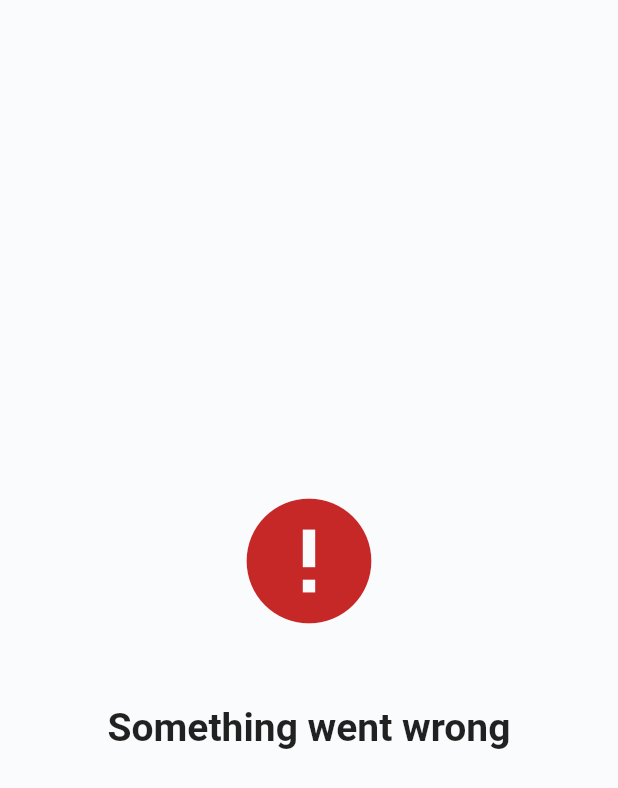
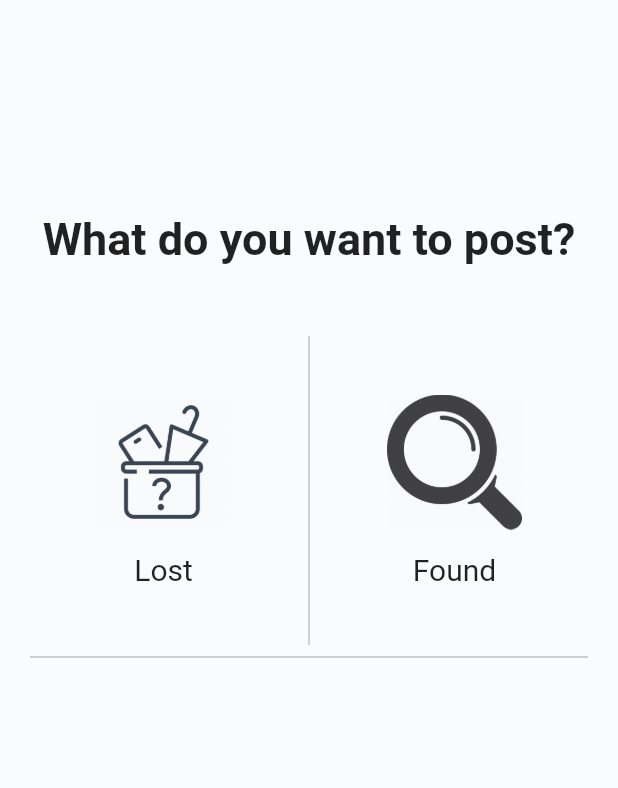
Before and after one commit to urvashi2410/LOFO, a Flutter app: the screen it shows after launch, on a phone screen of 412 x 824 dp. Shown: the top 788 px of the screen. Run offline on Flutter 3.47's test engine with Material 2 defaults, Android fonts, the light colour scheme and no system bars; our stand-ins replace firebase_auth, firebase_core, google_sign_in; accounts and stored records are empty.

Commit message:
choice page

```diff
--- /dev/null
+++ b/lofo/lib/Pages/choice_page.dart
@@ -0,0 +1,85 @@
+import 'dart:ui';
+
+import 'package:flutter/material.dart';
+import 'package:lofo/Constant/colors.dart';
+
+class ChoicePage extends StatelessWidget {
+  const ChoicePage({Key? key}) : super(key: key);
+
+  @override
+  Widget build(BuildContext context) {
+    return Scaffold(
+      backgroundColor: AppColors().bg,
+      body: Padding(
+        padding: const EdgeInsets.symmetric(horizontal: 20),
+        child: Column(
+          children: [
+            const Spacer(
+              flex: 3,
+            ),
+            const SizedBox(
+              child: Text(
+                "What do you want to post?",
+                textAlign: TextAlign.center,
+                style: TextStyle(
+                  fontSize: 30,
+                  fontWeight: FontWeight.bold,
+                ),
+              ),
+            ),
+            const Spacer(),
+            Row(
+              mainAxisAlignment: MainAxisAlignment.spaceEvenly,
+              children: [
+                Column(
+                  children: [
+                     Padding(
+                       padding: const EdgeInsets.only(bottom: 15),
+                       child: SizedBox(
+                        child: Image.asset('assets/Images/lost.png'),
+                        height: 90,
+                    ),
+                     ),
+                    const Text(
+                      "Lost",
+                      style: TextStyle(
+                        fontSize: 20,
+                      ),
+                    )
+                  ],
+                ),
+                Container(
+                  height: MediaQuery.of(context).size.width / 2,
+                  child: VerticalDivider(
+                    color: AppColors().grey,
+                  ),
+                ),
+                Column(
+                  children: [
+                    Padding(
+                      padding: const EdgeInsets.only(bottom: 15),
+                      child: SizedBox(
+                        child: Image.asset('assets/Images/found.png'),
+                        height: 90,
+                      ),
+                    ),
+                    const Text(
+                      "Found",
+                      style: TextStyle(
+                        fontSize: 20,
+                      ),
+                    )
+                  ],
+                ),
+              ],
+            ),
+            Divider(color: AppColors().grey,),
+            Spacer(
+              flex: 8,
+            ),
+          ],
+        ),
+      ),
+    );
+  }
+}
--- a/lofo/lib/Pages/pages.dart
+++ b/lofo/lib/Pages/pages.dart
@@ -8,3 +8,4 @@ export 'profile_page.dart';
 export 'signup_page.dart';
 export 'found_page.dart';
 export 'error_page.dart';
+export 'choice_page.dart';
--- a/lofo/lib/main.dart
+++ b/lofo/lib/main.dart
@@ -15,7 +15,7 @@ class MyApp extends StatelessWidget {
   Widget build(BuildContext context) {
     return const MaterialApp(
       debugShowCheckedModeBanner: false,
-      home: ErrorPage(),
+      home: ChoicePage(),
     );
   }
 }
--- a/lofo/pubspec.yaml
+++ b/lofo/pubspec.yaml
@@ -64,8 +64,9 @@ flutter:
   uses-material-design: true
 
   # To add assets to your application, add an assets section, like this:
-  # assets:
-  #   - images/a_dot_burr.jpeg
+  assets:
+    - assets/Images/lost.png
+    - assets/Images/found.png
   #   - images/a_dot_ham.jpeg
 
   # An image asset can refer to one or more resolution-specific "variants", see
```
Also changed, not shown: lofo/assets/Images/found.png (added), lofo/assets/Images/lost.png (added).
